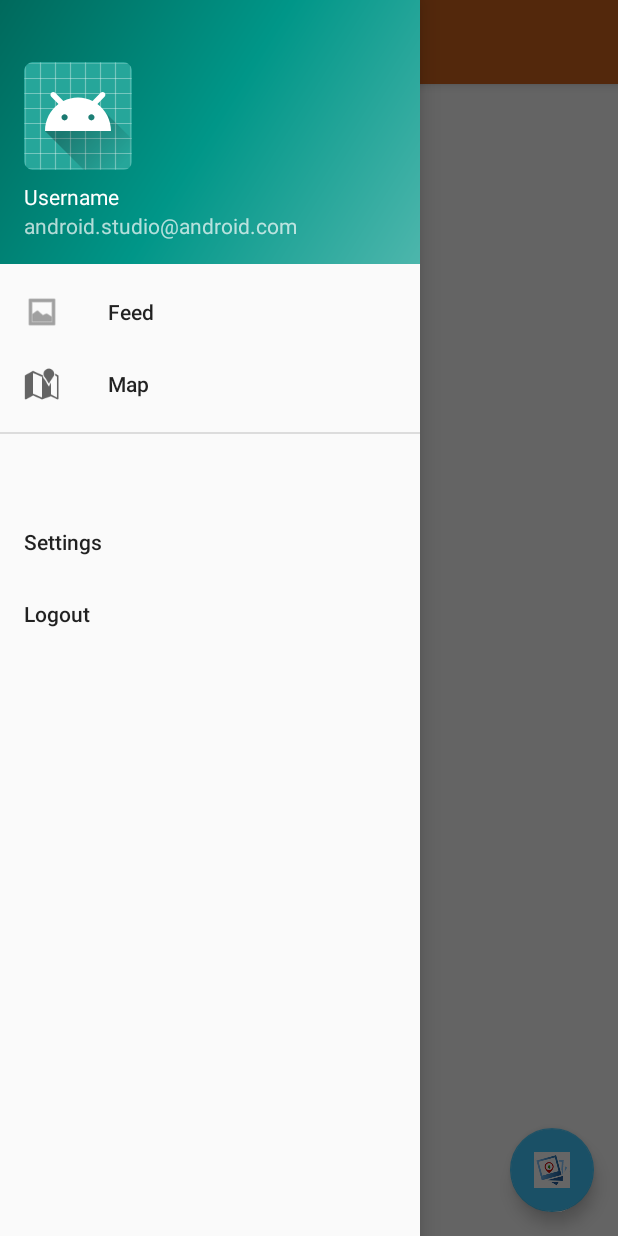
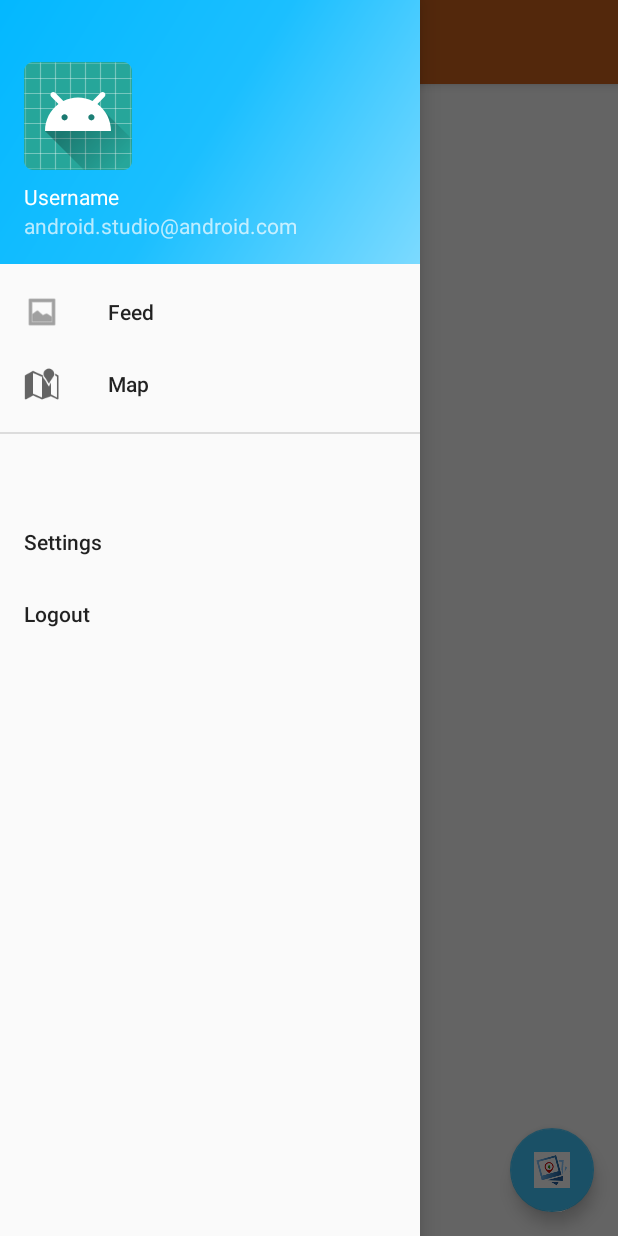
Before and after one commit to chausicle/SnapTrailsAndroidMobile, an Android app: the MainActivity screen opened directly, with no data from a screen before it, with the side drawer open, on a phone screen of 412 x 824 dp. Run offline under Robolectric (Android 15) with nearby library versions, the phone set to English and light mode, and no system bars; our stand-ins replace Picasso; libraries missing offline, so code that uses them is left out: com.github.thunder413.datetimeutils; pictures from the network do not load.

Commit message:
Change color of nav drawer background

```diff
--- a/app/src/main/res/drawable/side_nav_bar.xml
+++ b/app/src/main/res/drawable/side_nav_bar.xml
@@ -2,8 +2,8 @@
     android:shape="rectangle">
     <gradient
         android:angle="135"
-        android:centerColor="#009688"
-        android:endColor="#00695C"
-        android:startColor="#4DB6AC"
+        android:centerColor="#1bbfff"
+        android:endColor="#03b8ff"
+        android:startColor="#7cdaff"
         android:type="linear" />
 </shape>
```
